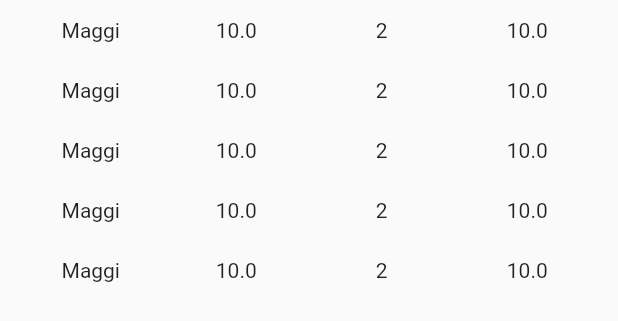
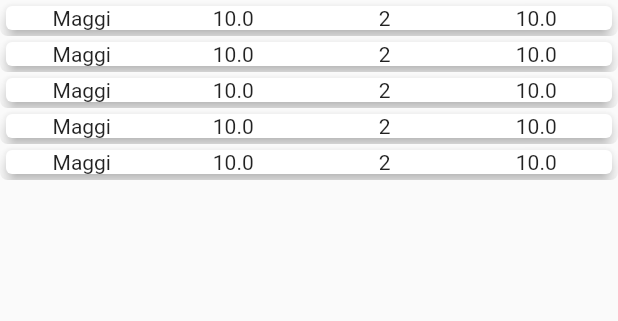
Before and after one commit to Eshaan-B/Shooper, a Flutter app: the TestBillList widget shown alone on an empty page, opened directly, on a phone screen of 412 x 824 dp. Shown: the top 321 px of the screen. Run offline on Flutter 3.47's test engine with Material 2 defaults, Android fonts, the phone set to English and light mode, and no system bars; network calls fail; statements that could not run were skipped.

Commit message:
List problem solved

```diff
--- a/lib/providers/billItem.dart
+++ b/lib/providers/billItem.dart
@@ -35,8 +35,9 @@ class BillItemWidget extends StatelessWidget {
   Widget build(BuildContext context) {
     return Container(
         child: ClipRRect(
-      child: Padding(
-        padding: const EdgeInsets.all(12.0),
+      borderRadius: BorderRadius.circular(5),
+      child: Card(
+        elevation: 4,
         child: Row(
           children: [
             Expanded(
--- a/lib/screens/Test-ListView.dart
+++ b/lib/widgets/Test-ListView.dart
@@ -2,6 +2,7 @@ import 'package:flutter/material.dart';
 
 import '../providers/ProductProvider.dart';
 import '../providers/billItem.dart';
+import 'BillItemWidget.dart';
 import 'package:provider/provider.dart';
 
 class TestBillList extends StatefulWidget {
@@ -17,6 +18,7 @@ class _TestBillListState extends State<TestBillList> {
     List<BillItem> billItems = Provider.of<ProductProvider>(context).billItems;
 
     return Container(
+      height: 500,
       child: ListView.builder(
         itemBuilder: (context, index) {
           return BillItemWidget(billItems[index]);
```
Also changed, not shown: lib/screens/BillingScreen.dart (+6 -1 lines), lib/widgets/BillItemWidget.dart (added).
